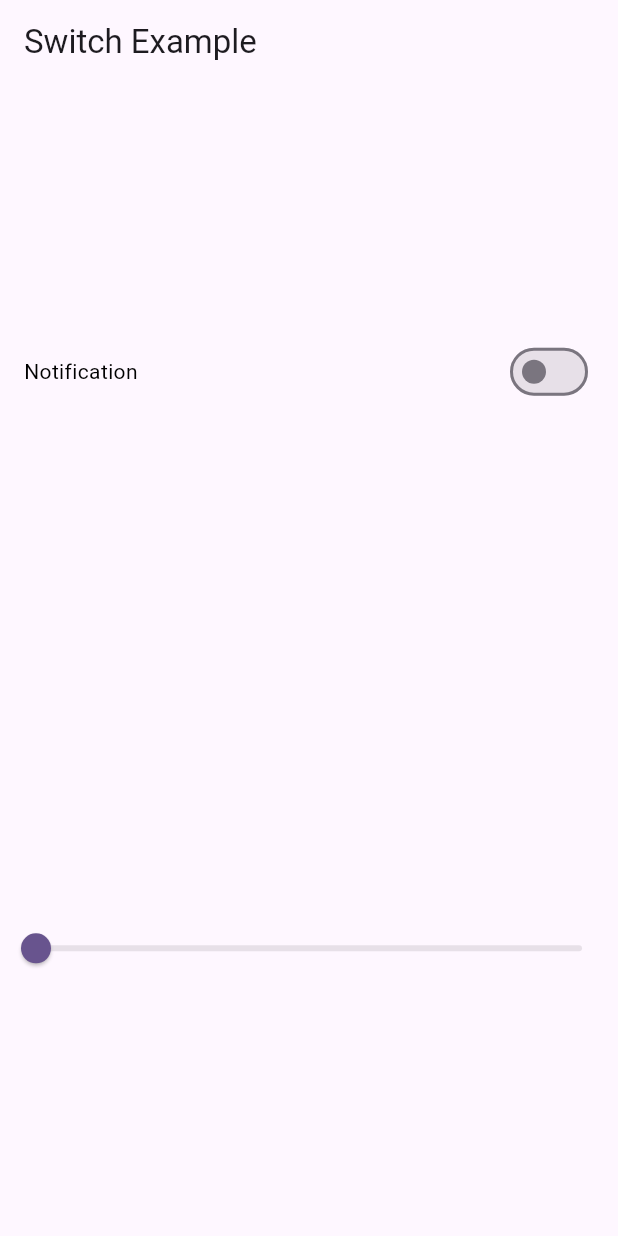
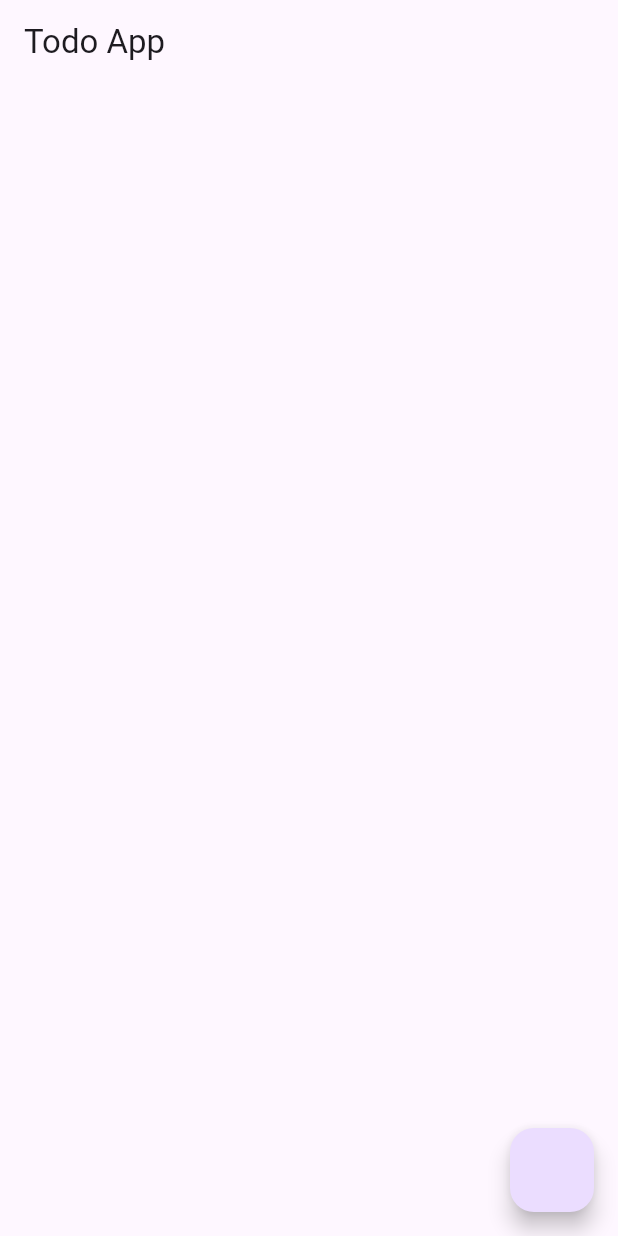
Before and after one commit to EusufUddin8926/bloc_practices, a Flutter app: the screen it shows after launch, on a phone screen of 412 x 824 dp. Run offline on Flutter 3.47's test engine with Material 3 defaults, Android fonts, the phone set to English and light mode, and no system bars; our stand-ins replace bloc, equatable, flutter_bloc, image_picker.

Commit message:
image picker and todo

```diff
--- /dev/null
+++ b/lib/bloc/image_picker/image_picker_bloc.dart
@@ -0,0 +1,18 @@
+import 'package:bloc/bloc.dart';
+import 'package:counter_bloc/bloc/image_picker/image_picker_events.dart';
+import 'package:counter_bloc/bloc/image_picker/image_picker_states.dart';
+import 'package:counter_bloc/utils/image_picker_util.dart';
+import 'package:image_picker/image_picker.dart';
+
+class ImagePickerBloc extends Bloc<ImagePickerEvents, ImagePickerStates> {
+  final ImagePickerUtils imagePickerUtils;
+
+  ImagePickerBloc(this.imagePickerUtils) : super(const ImagePickerStates()) {
+    on<CameraCapture>(_cameraCapture);
+  }
+
+  void _cameraCapture(ImagePickerEvents events, Emitter<ImagePickerStates> emit) async {
+    XFile? file = await imagePickerUtils.cameraCapture();
+    emit(state.copyWith(mfile: file));
+  }
+}
--- /dev/null
+++ b/lib/bloc/image_picker/image_picker_events.dart
@@ -0,0 +1,12 @@
+import 'package:equatable/equatable.dart';
+
+abstract class ImagePickerEvents extends Equatable {
+  const ImagePickerEvents();
+
+  @override
+  List<Object?> get props => [];
+}
+
+class CameraCapture extends ImagePickerEvents {}
+
+class ImageCaptureGallery extends ImagePickerEvents {}
--- /dev/null
+++ b/lib/bloc/image_picker/image_picker_states.dart
@@ -0,0 +1,15 @@
+import 'package:equatable/equatable.dart';
+import 'package:image_picker/image_picker.dart';
+
+class ImagePickerStates extends Equatable {
+  final XFile? file;
+
+  const ImagePickerStates({this.file});
+
+  ImagePickerStates copyWith({XFile? mfile}) {
+    return ImagePickerStates(file: mfile ?? this.file);
+  }
+
+  @override
+  List<Object?> get props => [file];
+}
--- a/lib/bloc/switch/switch_bloc.dart
+++ b/lib/bloc/switch/switch_bloc.dart
@@ -13,6 +13,6 @@ class SwitchBloc extends Bloc<SwitchEvent, SwitchState> {
   }
 
   void _slider(SliderEvent event, Emitter<SwitchState> emit) {
-    emit(state.copyWith(mSlider: event.slider));
+    emit(state.copyWith(mSlider: event.slider.toDouble()));
   }
 }
--- a/lib/bloc/switch/switch_events.dart
+++ b/lib/bloc/switch/switch_events.dart
@@ -1,10 +1,14 @@
+import 'package:equatable/equatable.dart';
 import 'package:flutter/material.dart';
 
-abstract class SwitchEvent {
-  SwitchEvent();
+abstract class SwitchEvent extends Equatable {
+  const SwitchEvent();
 }
 
-class EnableOrDisableNotification extends SwitchEvent {}
+class EnableOrDisableNotification extends SwitchEvent {
+  @override
+  List<Object?> get props => [];
+}
 
 class SliderEvent extends SwitchEvent {
   double slider;
--- /dev/null
+++ b/lib/bloc/todo/todo_bloc.dart
@@ -0,0 +1,28 @@
+import 'package:bloc/bloc.dart';
+import 'package:counter_bloc/bloc/todo/todo_events.dart';
+import 'package:counter_bloc/bloc/todo/todo_states.dart';
+
+class ToDoBloc extends Bloc<TodoEvents, TodoStates> {
+  final List<String> todoList = [];
+
+  ToDoBloc() : super(const TodoStates()) {
+    on<InsertTodoEvent>(_insertToDoEvent);
+    on<ClearTodoEvent>(_clearTodoEvent);
+    on<DeleteTodoEvent>(_deleteTodoEvent);
+  }
+
+  void _insertToDoEvent(InsertTodoEvent events, Emitter<TodoStates> emit) {
+    todoList.add(events.task);
+    emit(state.copyWith(todoList: List.from(todoList)));
+  }
+
+  void _clearTodoEvent(ClearTodoEvent event, Emitter<TodoStates> emit) {
+    todoList.clear();
+    emit(state.copyWith(todoList: List.from(todoList)));
+  }
+
+  void _deleteTodoEvent(DeleteTodoEvent event, Emitter<TodoStates> emit) {
+    todoList.removeAt(event.index);
+    emit(state.copyWith(todoList: List.from(todoList)));
+  }
+}
--- /dev/null
+++ b/lib/bloc/todo/todo_events.dart
@@ -0,0 +1,28 @@
+import 'package:equatable/equatable.dart';
+
+abstract class TodoEvents extends Equatable {
+  const TodoEvents();
+}
+
+class InsertTodoEvent extends TodoEvents {
+  final String task;
+
+  const InsertTodoEvent({required this.task});
+
+  @override
+  List<Object?> get props => [task];
+}
+
+class DeleteTodoEvent extends TodoEvents {
+  final int index;
+
+  const DeleteTodoEvent({required this.index});
+
+  @override
+  List<Object?> get props => [index];
+}
+
+class ClearTodoEvent extends TodoEvents {
+  @override
+  List<Object?> get props => [];
+}
--- /dev/null
+++ b/lib/bloc/todo/todo_states.dart
@@ -0,0 +1,14 @@
+import 'package:equatable/equatable.dart';
+
+class TodoStates extends Equatable {
+  final List<String>? todoList;
+
+  const TodoStates({this.todoList = const []});
+
+  TodoStates copyWith({List<String>? todoList}) {
+    return TodoStates(todoList: todoList ?? this.todoList);
+  }
+
+  @override
+  List<Object?> get props => [todoList];
+}
--- a/lib/main.dart
+++ b/lib/main.dart
@@ -1,6 +1,10 @@
 import 'package:counter_bloc/bloc/counter/counter_bloc.dart';
+import 'package:counter_bloc/bloc/image_picker/image_picker_bloc.dart';
 import 'package:counter_bloc/bloc/switch/switch_bloc.dart';
-import 'package:counter_bloc/ui/switch_screen.dart';
+import 'package:counter_bloc/bloc/todo/todo_bloc.dart';
+import 'package:counter_bloc/ui/image_picker_screen.dart';
+import 'package:counter_bloc/ui/to_do.dart';
+import 'package:counter_bloc/utils/image_picker_util.dart';
 import 'package:flutter/material.dart';
 import 'package:flutter_bloc/flutter_bloc.dart';
 
@@ -22,14 +26,21 @@ class MyApp extends StatelessWidget {
         BlocProvider(
           create: (context) => SwitchBloc(),
         ),
+        BlocProvider(
+          create: (context) => ImagePickerBloc(ImagePickerUtils()),
+        ),
+        BlocProvider(
+          create: (context) => ToDoBloc(),
+        ),
       ],
       child: MaterialApp(
         title: 'Flutter Demo',
+        debugShowCheckedModeBanner: false,
         theme: ThemeData(
           colorScheme: ColorScheme.fromSeed(seedColor: Colors.deepPurple),
           useMaterial3: true,
         ),
-        home: const SwitchScreen(),
+        home: const TodoScreen(),
       ),
     );
   }
--- a/lib/ui/switch_screen.dart
+++ b/lib/ui/switch_screen.dart
@@ -37,7 +37,6 @@ class _SwitchScreenState extends State<SwitchScreen> {
                     return Switch(
                         value: state.isSwich,
                         onChanged: (newValue) {
-                          print('SwitchSSSSSSSSSSSSSSSSSSSSSSSSSS');
                           context.read<SwitchBloc>().add(EnableOrDisableNotification());
                         });
                   },
@@ -67,7 +66,6 @@ class _SwitchScreenState extends State<SwitchScreen> {
               return Slider(
                   value: state.slider,
                   onChanged: (value) {
-                    print('Slidderrrrrrrrrrrrrrrr');
                     context.read<SwitchBloc>().add(SliderEvent(slider: value));
                   });
             },
--- /dev/null
+++ b/lib/ui/to_do.dart
@@ -0,0 +1,46 @@
+import 'package:counter_bloc/bloc/todo/todo_bloc.dart';
+import 'package:counter_bloc/bloc/todo/todo_events.dart';
+import 'package:counter_bloc/bloc/todo/todo_states.dart';
+import 'package:flutter/material.dart';
+import 'package:flutter_bloc/flutter_bloc.dart';
+
+class TodoScreen extends StatefulWidget {
+  const TodoScreen({super.key});
+
+  @override
+  State<TodoScreen> createState() => _TodoScreenState();
+}
+
+class _TodoScreenState extends State<TodoScreen> {
+  @override
+  Widget build(BuildContext context) {
+    return Scaffold(
+      appBar: AppBar(
+        title: const Text('Todo App'),
+      ),
+      body: BlocBuilder<ToDoBloc, TodoStates>(
+        builder: (context, state) {
+          return ListView.builder(
+            itemCount: state.todoList?.length,
+            itemBuilder: (context, index) {
+              return ListTile(
+                title: Text(state.todoList![index].toString()),
+                trailing: InkWell(
+                    onTap: () {
+                      context.read<ToDoBloc>().add(DeleteTodoEvent(index: index));
+                    },
+                    child: const Icon(Icons.delete)),
+              );
+            },
+          );
+        },
+      ),
+      floatingActionButton: FloatingActionButton(onPressed: () async {
+        context.read<ToDoBloc>().add(ClearTodoEvent());
+        for (int i = 0; i < 10; i++) {
+          context.read<ToDoBloc>().add(InsertTodoEvent(task: 'Task : ${i}'));
+        }
+      }),
+    );
+  }
+}
--- /dev/null
+++ b/lib/utils/image_picker_util.dart
@@ -0,0 +1,17 @@
+import 'package:image_picker/image_picker.dart';
+
+class ImagePickerUtils {
+  final ImagePicker picker = ImagePicker();
+
+  Future<XFile?> cameraCapture() async {
+    // Capture a photo.
+    final XFile? file = await picker.pickImage(source: ImageSource.camera);
+    return file;
+  }
+
+  Future<XFile?> pickImageFromGallery() async {
+    // Pick an image.
+    final XFile? file = await picker.pickImage(source: ImageSource.gallery);
+    return file;
+  }
+}
--- a/pubspec.yaml
+++ b/pubspec.yaml
@@ -38,6 +38,7 @@ dependencies:
   flutter_bloc: ^8.1.6
   bloc: ^8.1.4
   equatable: ^2.0.5
+  image_picker:
 
 dev_dependencies:
   flutter_test:
```
Also changed, not shown: lib/ui/image_picker_screen.dart (added, +37 -0 lines), pubspec.lock.
